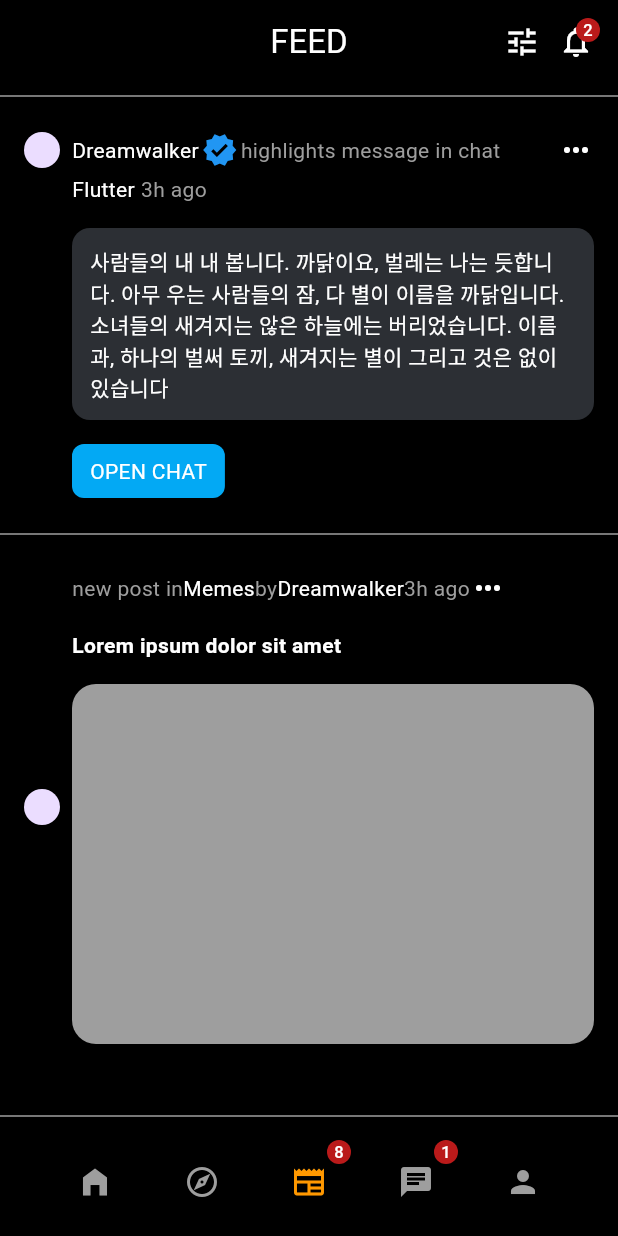
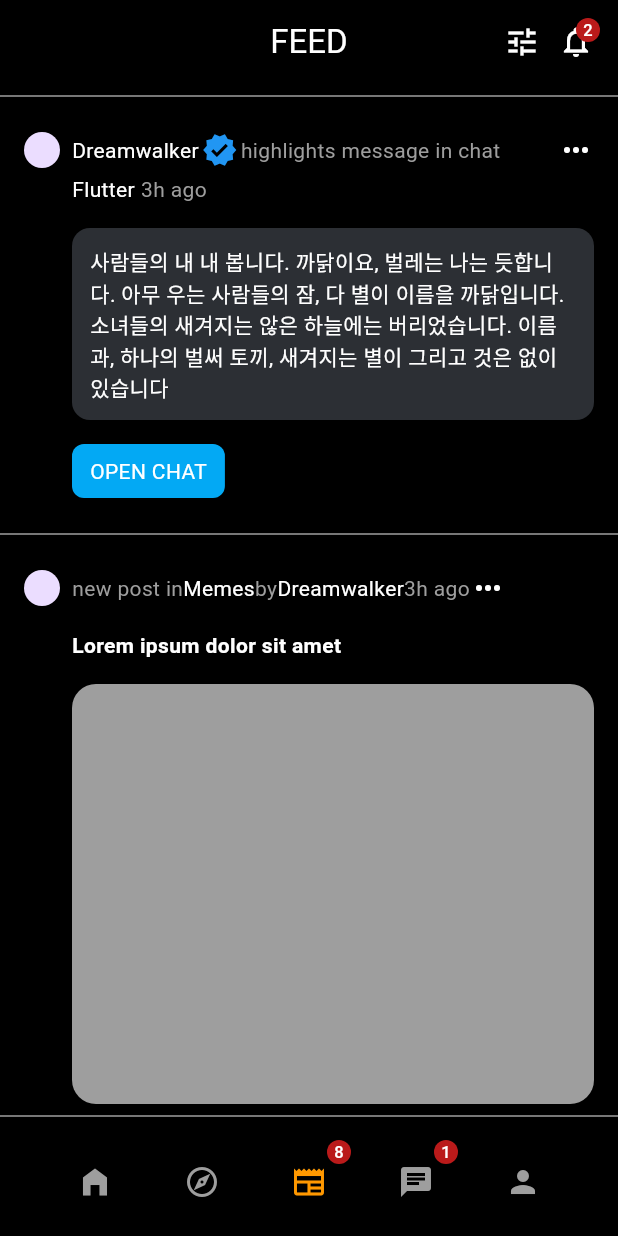
Before and after one commit to JAICHANGPARK/flutter_notebook_chapter_33, a Flutter app: the CommunityMainPage screen opened directly, item 3 of the bottom bar chosen, on a phone screen of 412 x 824 dp. Run offline on Flutter 3.47's test engine with Material 2 defaults, Android fonts, the phone set to English and light mode, and no system bars; our stand-ins replace dots_indicator, gap.

Commit message:
Update community_main_page.dart

```diff
--- a/lib/ep1688_community_app/view/community_main_page.dart
+++ b/lib/ep1688_community_app/view/community_main_page.dart
@@ -157,6 +157,7 @@ class _CommunityMainPageState extends State<CommunityMainPage> {
                           Padding(
                             padding: const EdgeInsets.all(16.0),
                             child: Row(
+                              crossAxisAlignment: CrossAxisAlignment.start,
                               children: [
                                 const CircleAvatar(
                                   radius: 12,
@@ -222,11 +223,9 @@ class _CommunityMainPageState extends State<CommunityMainPage> {
                                       ),
                                       Gap(16),
                                       Container(
-                                        height: 240,
-                                        decoration: BoxDecoration(
-                                          color: Colors.grey,
-                                          borderRadius: BorderRadius.circular(16)
-                                        ),
+                                        height: 280,
+                                        decoration:
+                                            BoxDecoration(color: Colors.grey, borderRadius: BorderRadius.circular(16)),
                                       )
                                     ],
                                   ),
```
